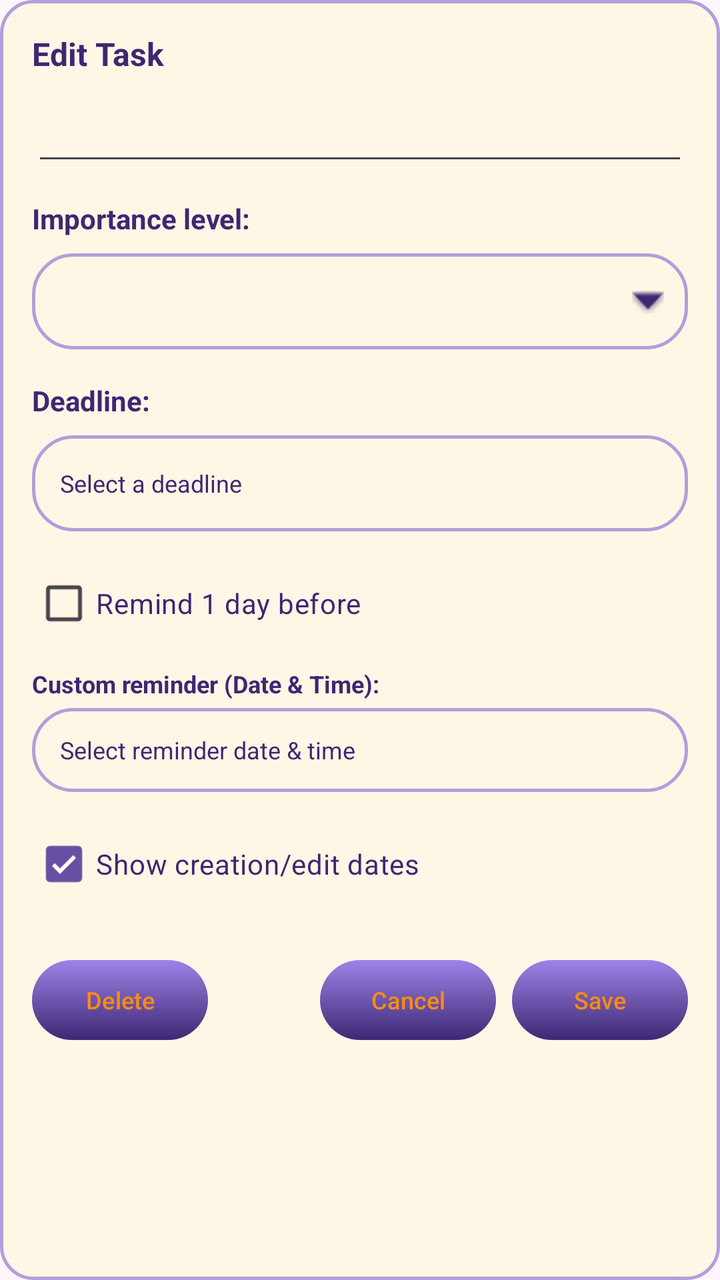
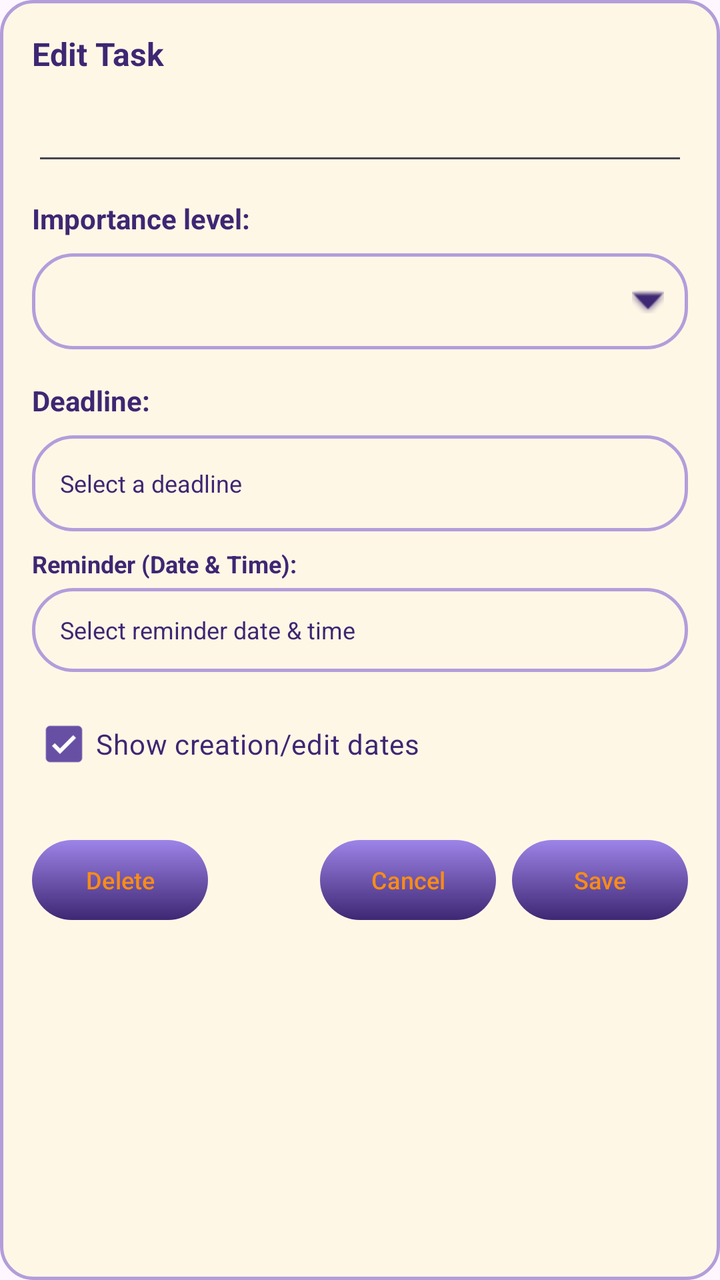

Compare the two renders of this Android layout. The source of the first and the diff that turns it into the second are given below.
<!-- AndroidManifest.xml: application theme Theme.MyAssistant -->
<!-- res/layout/dialog_add_task.xml -->
<?xml version="1.0" encoding="utf-8"?>
<ScrollView xmlns:android="http://schemas.android.com/apk/res/android"
    xmlns:app="http://schemas.android.com/apk/res-auto"
    android:layout_width="match_parent"
    android:layout_height="wrap_content"
    android:fillViewport="true">

    <LinearLayout
        android:layout_width="match_parent"
        android:layout_height="wrap_content"
        android:orientation="vertical"
        android:padding="16dp"
        android:background="@drawable/bg_spinner_dropdown">

        <TextView
            android:id="@+id/dialogTitleTextView"
            android:layout_width="match_parent"
            android:layout_height="wrap_content"
            android:text="Edit Task"
            android:textColor="#3E2773"
            android:textSize="16sp"
            android:textStyle="bold"
            android:layout_marginBottom="4dp" />

        <EditText
            android:id="@+id/dialogTaskEditText"
            android:layout_width="match_parent"
            android:layout_height="wrap_content"
            android:layout_marginTop="4dp"
            android:layout_marginBottom="12dp"
            android:inputType="textAutoCorrect|textCapSentences"
            android:minHeight="42dp"
            android:textColor="@color/text_color" />

        <TextView
            android:layout_width="match_parent"
            android:layout_height="wrap_content"
            android:text="Importance level:"
            android:textColor="#3E2773"
            android:textSize="14sp"
            android:textStyle="bold" />

        <FrameLayout
            android:layout_width="match_parent"
            android:layout_height="48dp"
            android:layout_marginTop="8dp"
            android:background="@drawable/bg_spinner">

            <ImageView
                android:layout_width="16dp"
                android:layout_height="16dp"
                android:layout_gravity="end|center_vertical"
                android:layout_marginEnd="12dp"
                android:src="@android:drawable/arrow_down_float"
                app:tint="#3E2773" />

            <Spinner
                android:id="@+id/dialogImportanceSpinner"
                android:layout_width="match_parent"
                android:layout_height="48dp"
                android:background="@android:color/transparent"
                android:popupBackground="@drawable/bg_spinner_dropdown"
                android:paddingStart="14dp"
                android:paddingEnd="36dp" />

        </FrameLayout>

        <TextView
            android:layout_width="match_parent"
            android:layout_height="wrap_content"
            android:layout_marginTop="16dp"
            android:text="Deadline:"
            android:textColor="#3E2773"
            android:textSize="14sp"
            android:textStyle="bold" />

        <TextView
            android:id="@+id/dialogDeadlineTextView"
            android:layout_width="match_parent"
            android:layout_height="48dp"
            android:layout_marginTop="8dp"
            android:background="@drawable/bg_spinner"
            android:gravity="center_vertical"
            android:paddingStart="14dp"
            android:paddingEnd="14dp"
            android:text="Select a deadline"
            android:textColor="#3E2773"
            android:textSize="12sp" />

        <CheckBox
            android:id="@+id/dialogRemindCheckBox"
            android:layout_width="match_parent"
            android:layout_height="wrap_content"
            android:layout_marginTop="12dp"
            android:text="Remind 1 day before"
            android:textColor="#3E2773"
            android:textSize="14sp" />

        <TextView
            android:layout_width="match_parent"
            android:layout_height="wrap_content"
            android:layout_marginTop="8dp"
            android:text="Custom reminder (Date &amp; Time):"
            android:textColor="#3E2773"
            android:textSize="12sp"
            android:textStyle="bold" />

        <TextView
            android:id="@+id/dialogCustomReminderTextView"
            android:layout_width="match_parent"
            android:layout_height="42dp"
            android:layout_marginTop="4dp"
            android:background="@drawable/bg_spinner"
            android:gravity="center_vertical"
            android:paddingStart="14dp"
            android:paddingEnd="14dp"
            android:text="Select reminder date &amp; time"
            android:textColor="#3E2773"
            android:textSize="12sp" />

        <CheckBox
            android:id="@+id/dialogShowTimestampsCheckBox"
            android:layout_width="match_parent"
            android:layout_height="wrap_content"
            android:layout_marginTop="12dp"
            android:checked="true"
            android:text="Show creation/edit dates"
            android:textColor="#3E2773"
            android:textSize="14sp" />

        <LinearLayout
            android:layout_width="match_parent"
            android:layout_height="wrap_content"
            android:orientation="horizontal"
            android:gravity="center_vertical"
            android:layout_marginTop="20dp">

            <com.google.android.material.button.MaterialButton
                android:id="@+id/btnDelete"
                android:layout_width="wrap_content"
                android:layout_height="wrap_content"
                android:layout_marginEnd="8dp"
                android:background="@drawable/button_selector"
                app:backgroundTint="@null"
                android:text="Delete"
                android:textAllCaps="false"
                android:textColor="@color/text_color_btn"
                android:textSize="12sp"
                style="?attr/materialButtonOutlinedStyle" />

            <View
                android:layout_width="0dp"
                android:layout_height="0dp"
                android:layout_weight="1" />

            <com.google.android.material.button.MaterialButton
                android:id="@+id/btnCancel"
                android:layout_width="wrap_content"
                android:layout_height="wrap_content"
                android:layout_marginEnd="8dp"
                android:background="@drawable/button_selector"
                app:backgroundTint="@null"
                android:text="Cancel"
                android:textAllCaps="false"
                android:textColor="@color/text_color_btn"
                android:textSize="12sp"
                style="?attr/materialButtonOutlinedStyle" />

            <com.google.android.material.button.MaterialButton
                android:id="@+id/btnSave"
                android:layout_width="wrap_content"
                android:layout_height="wrap_content"
                android:background="@drawable/button_selector"
                app:backgroundTint="@null"
                android:text="Save"
                android:textAllCaps="false"
                android:textColor="@color/text_color_btn"
                android:textSize="12sp" />
        </LinearLayout>

    </LinearLayout>
</ScrollView>
<!-- resources referenced by this layout -->
<resources>
  <color name="text_color">#3E2773</color>
  <color name="text_color_btn">#FA8C16</color>
  <!-- drawable bg_spinner (drawable) -->
  <?xml version="1.0" encoding="utf-8"?>
  <shape xmlns:android="http://schemas.android.com/apk/res/android"
      android:shape="rectangle">
  
      <solid android:color="@android:color/transparent" />
  
      <stroke
          android:width="1.5dp"
          android:color="#B39DDB" />
  
      <corners android:radius="20dp" />
  </shape>
  <!-- drawable bg_spinner_dropdown (drawable) -->
  <?xml version="1.0" encoding="utf-8"?>
  <shape xmlns:android="http://schemas.android.com/apk/res/android"
      android:shape="rectangle">
  
      <solid android:color="@color/background" />
  
      <stroke
          android:width="1.5dp"
          android:color="#B39DDB" />
  
      <corners android:radius="16dp" />
  </shape>
  <!-- drawable button_selector (drawable) -->
  <?xml version="1.0" encoding="utf-8"?>
  <selector xmlns:android="http://schemas.android.com/apk/res/android">
  
      <item android:state_pressed="true">
          <inset
              android:insetTop="4dp"
              android:insetBottom="4dp">
              <shape android:shape="rectangle">
                  <gradient
                      android:type="linear"
                      android:angle="55"
                      android:startColor="#3E2773"
                      android:endColor="#6E5CA2"/>
                  <corners android:radius="20dp" />
              </shape>
          </inset>
      </item>
  
      <item>
          <inset
              android:insetTop="4dp"
              android:insetBottom="4dp">
              <shape android:shape="rectangle">
                  <gradient
                      android:type="linear"
                      android:angle="125"
                      android:startColor="#9D84E8"
                      android:endColor="#3E2773" />
                  <corners android:radius="20dp" />
              </shape>
          </inset>
      </item>
  
  </selector>
  <style name="Theme.MyAssistant" parent="Base.Theme.MyAssistant" />
  <color name="background">#FFF7E6</color>
  <style name="Base.Theme.MyAssistant" parent="Theme.Material3.DayNight.NoActionBar">
          
          <item name="materialSwitchStyle">@style/MyAssistantMaterialSwitch</item>
      </style>
  <style name="MyAssistantMaterialSwitch" parent="Widget.Material3.CompoundButton.MaterialSwitch">
          <item name="thumbTint">@color/colorPrimary</item>
          <item name="trackTint">#D1C4E9</item>
      </style>
  <color name="colorPrimary">#3E2773</color>
</resources>

<!-- the commit's change to res/layout/dialog_add_task.xml (unified diff, before → after) -->
@@ -87,20 +87,11 @@
             android:textColor="#3E2773"
             android:textSize="12sp" />
 
-        <CheckBox
-            android:id="@+id/dialogRemindCheckBox"
-            android:layout_width="match_parent"
-            android:layout_height="wrap_content"
-            android:layout_marginTop="12dp"
-            android:text="Remind 1 day before"
-            android:textColor="#3E2773"
-            android:textSize="14sp" />
-
         <TextView
             android:layout_width="match_parent"
             android:layout_height="wrap_content"
             android:layout_marginTop="8dp"
-            android:text="Custom reminder (Date &amp; Time):"
+            android:text="Reminder (Date &amp; Time):"
             android:textColor="#3E2773"
             android:textSize="12sp"
             android:textStyle="bold" />
